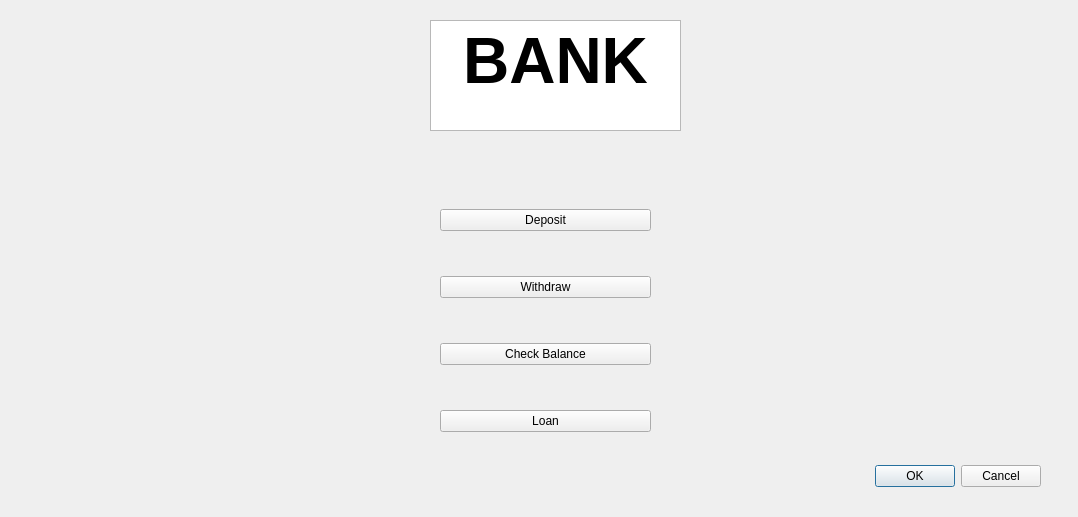
Qt form GameWindowScreen/bank.ui (sj43/hackricecryptogame) before a commit.
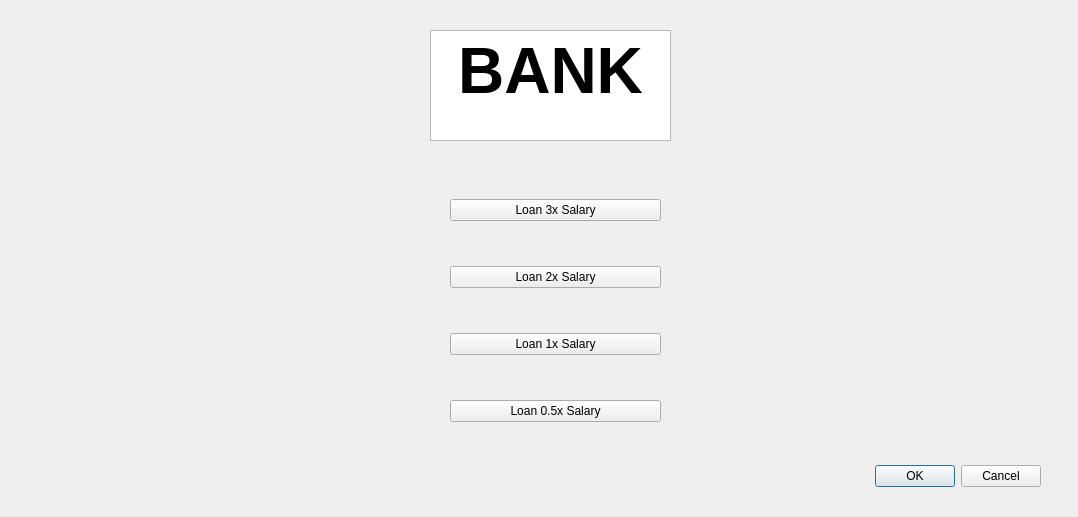
The same form after that commit.

```diff
--- a/GameWindowScreen/bank.ui
+++ b/GameWindowScreen/bank.ui
@@ -32,8 +32,8 @@
   <widget class="QWidget" name="verticalLayoutWidget">
    <property name="geometry">
     <rect>
-     <x>440</x>
-     <y>170</y>
+     <x>450</x>
+     <y>160</y>
      <width>211</width>
      <height>301</height>
     </rect>
@@ -42,39 +42,39 @@
     <item>
      <widget class="QPushButton" name="pushButton_2">
       <property name="text">
-       <string>Deposit</string>
+       <string>Loan 3x Salary</string>
       </property>
      </widget>
     </item>
     <item>
      <widget class="QPushButton" name="pushButton_3">
       <property name="text">
-       <string>Withdraw</string>
+       <string>Loan 2x Salary</string>
       </property>
      </widget>
     </item>
     <item>
      <widget class="QPushButton" name="pushButton_4">
       <property name="text">
-       <string>Check Balance</string>
+       <string>Loan 1x Salary</string>
       </property>
      </widget>
     </item>
     <item>
      <widget class="QPushButton" name="pushButton">
       <property name="text">
-       <string>Loan</string>
+       <string>Loan 0.5x Salary</string>
       </property>
      </widget>
     </item>
    </layout>
   </widget>
-  <widget class="QTextEdit" name="textEdit">
+  <widget class="QTextBrowser" name="textBrowser">
    <property name="geometry">
     <rect>
      <x>430</x>
-     <y>20</y>
-     <width>251</width>
+     <y>30</y>
+     <width>241</width>
      <height>111</height>
     </rect>
    </property>
```
Left out of the diff: 8 changed lines with no effect on the pictures.
